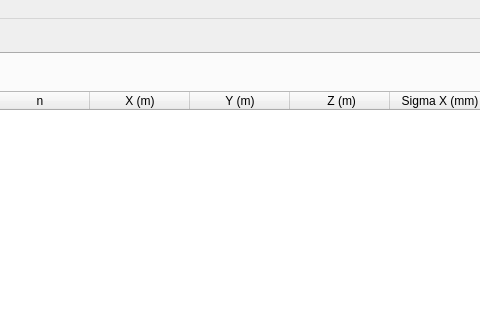
Qt form ADEPO/ATLAS_BCAM.ui (CERN/atlas-adepo) before a commit; both pictures show x 331 to 811 and y 0 to 320 of the 1309 by 747 pixel window.
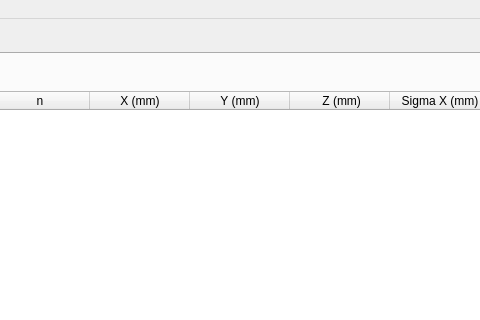
The same form after that commit. The open tabs and pages were chosen to show the change. Icons and pictures are not drawn.

```diff
--- a/ADEPO/ATLAS_BCAM.ui
+++ b/ADEPO/ATLAS_BCAM.ui
@@ -526,17 +526,17 @@
             </column>
             <column>
              <property name="text">
-              <string>X (m)</string>
+              <string>X (mm)</string>
              </property>
             </column>
             <column>
              <property name="text">
-              <string>Y (m)</string>
+              <string>Y (mm)</string>
              </property>
             </column>
             <column>
              <property name="text">
-              <string> Z (m)</string>
+              <string> Z (mm)</string>
              </property>
             </column>
             <column>
```
Left out of the diff: 6 changed lines with no effect on the pictures.
